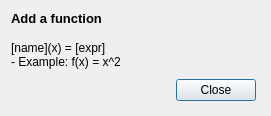
Above: src/manualdialog.ui from gitGNU/gnu_siplot before the change. Below: the same form after it.
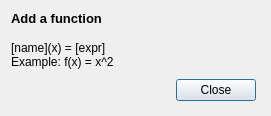
That is the form after the change.

```diff
--- a/src/manualdialog.ui
+++ b/src/manualdialog.ui
@@ -24,7 +24,7 @@
 &lt;p style=&quot; margin-top:0px; margin-bottom:0px; margin-left:0px; margin-right:0px; -qt-block-indent:0; text-indent:0px;&quot;&gt;&lt;span style=&quot; font-size:10pt; font-weight:600;&quot;&gt;Add a function&lt;/span&gt;&lt;/p&gt;
 &lt;p style=&quot;-qt-paragraph-type:empty; margin-top:0px; margin-bottom:0px; margin-left:0px; margin-right:0px; -qt-block-indent:0; text-indent:0px; font-size:10pt; font-weight:600;&quot;&gt;&lt;/p&gt;
 &lt;p style=&quot; margin-top:0px; margin-bottom:0px; margin-left:0px; margin-right:0px; -qt-block-indent:0; text-indent:0px;&quot;&gt;[name](x) = [expr]&lt;/p&gt;
-&lt;p style=&quot; margin-top:0px; margin-bottom:0px; margin-left:0px; margin-right:0px; -qt-block-indent:0; text-indent:0px;&quot;&gt;- Example: f(x) = x^2&lt;/p&gt;&lt;/body&gt;&lt;/html&gt;</string>
+&lt;p style=&quot; margin-top:0px; margin-bottom:0px; margin-left:0px; margin-right:0px; -qt-block-indent:0; text-indent:0px;&quot;&gt;Example: f(x) = x^2&lt;/p&gt;&lt;/body&gt;&lt;/html&gt;</string>
      </property>
     </widget>
    </item>
```
